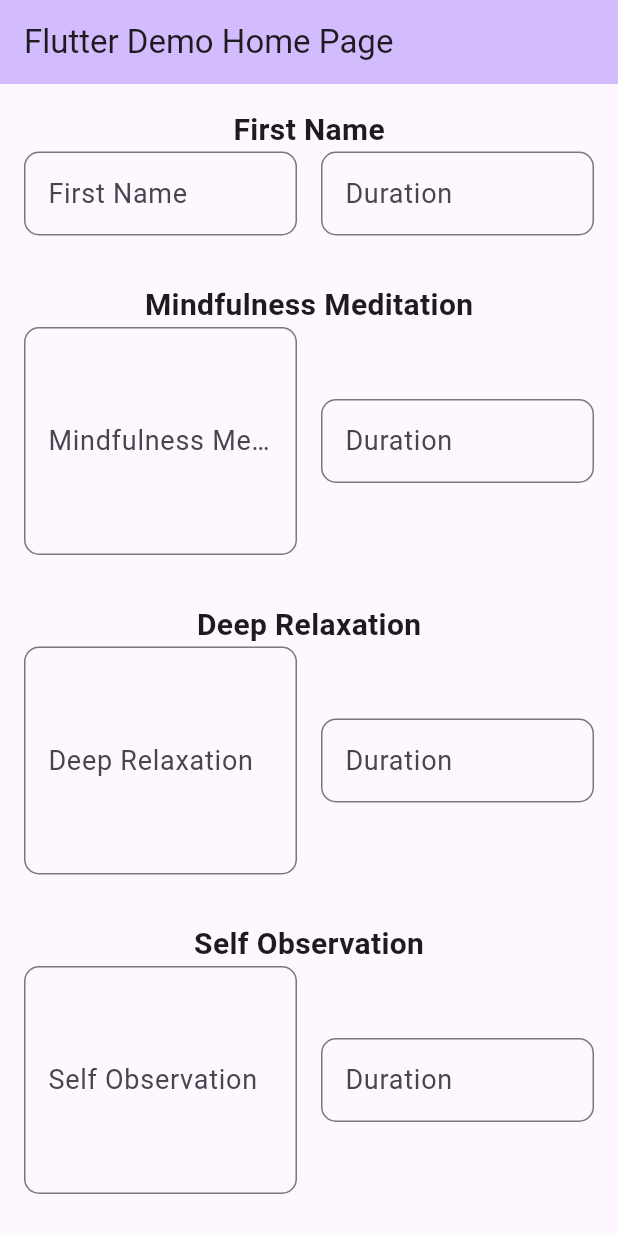
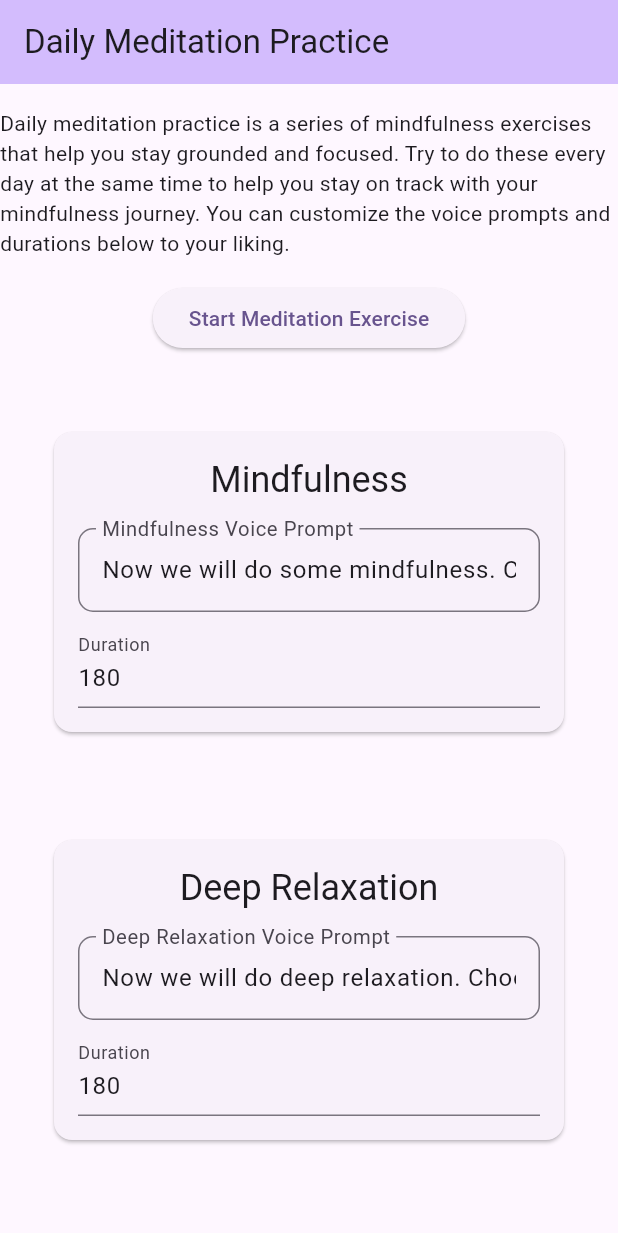
Before and after one commit to Dozer1170/mental_health_help, a Flutter app: the screen it shows after launch, on a phone screen of 412 x 824 dp. Shown: the top 1233 px of the screen. Run offline on Flutter 3.47's test engine with Material 3 defaults, Android fonts, the phone set to English and light mode, and no system bars; our stand-ins replace flutter_tts.

Commit message:
General progress

```diff
--- /dev/null
+++ b/lib/daily_meditation_practice.dart
@@ -0,0 +1,132 @@
+import 'package:flutter/material.dart';
+import 'package:flutter_tts/flutter_tts.dart';
+import 'package:mental_health_help/defaults.dart';
+import 'package:mental_health_help/strings.dart';
+import 'package:mental_health_help/styles.dart';
+
+class DailyMeditationPractice extends StatefulWidget {
+  const DailyMeditationPractice({super.key});
+
+  @override
+  State<DailyMeditationPractice> createState() => _DailyMeditationPracticeState();
+}
+
+class _DailyMeditationPracticeState extends State<DailyMeditationPractice> {
+  final _tts = FlutterTts();
+  final Map<Prompt, PromptControllers> promptControllers = {
+    mindfulness: PromptControllers(mindfulness),
+    deepRelaxation: PromptControllers(deepRelaxation),
+    selfObservation: PromptControllers(selfObservation),
+    affirmation: PromptControllers(affirmation),
+    committedAction: PromptControllers(committedAction),
+  };
+  bool _isSpeaking = false;
+
+  @override
+  Widget build(BuildContext context) {
+    return Scaffold(
+      appBar: AppBar(
+        backgroundColor: Theme.of(context).colorScheme.inversePrimary,
+        title: const Text(dailyPracticeHeader),
+      ),
+      body: SingleChildScrollView(
+        child: Center(
+          child: ConstrainedBox(
+            constraints: const BoxConstraints(maxWidth: 600),
+            child: _mainColumn,
+          ),
+        ),
+      ),
+    );
+  }
+
+  Widget get _mainColumn => Column(
+        mainAxisAlignment: MainAxisAlignment.center,
+        children: <Widget>[
+          const SizedBox(height: md),
+          Text(dailyPracticeDescription, style: Theme.of(context).textTheme.bodyMedium),
+          const SizedBox(height: md),
+          ElevatedButton(
+            onPressed: _onStartMeditationButtonPressed,
+            child: Text(_isSpeaking ? stopMeditationExercise : startMeditationExercise),
+          ),
+          const SizedBox(height: md),
+          // For each pompt, build a text field for the prompt and a text field for the duration
+          Column(
+            children: promptControllers.entries.map((entry) => buildPromptField(prompt: entry.key)).toList(),
+          ),
+        ],
+      );
+
+  Widget buildPromptField({
+    required Prompt prompt,
+    int lines = 1,
+  }) {
+    final controllers = promptControllers[prompt];
+    if (controllers == null) {
+      throw Exception('No controllers found for $prompt.promptText');
+    }
+
+    return Padding(
+      padding: lgEdge,
+      child: Card(
+        child: Padding(
+          padding: mdEdge,
+          child: Column(
+            children: <Widget>[
+              Text(prompt.title, style: Theme.of(context).textTheme.headlineSmall),
+              const SizedBox(height: md),
+              TextField(
+                controller: controllers.promptController,
+                minLines: lines,
+                maxLines: lines,
+                decoration: buildInputDecoration('${prompt.title} Voice Prompt'),
+              ),
+              const SizedBox(height: sm),
+              TextField(
+                controller: controllers.durationController,
+                keyboardType: TextInputType.number,
+                decoration: const InputDecoration(
+                  labelText: 'Duration',
+                ),
+              ),
+            ],
+          ),
+        ),
+      ),
+    );
+  }
+
+  void _onStartMeditationButtonPressed() {
+    setState(() {
+      if (_isSpeaking) {
+        _tts.stop();
+        _isSpeaking = false;
+        return;
+      }
+
+      _isSpeaking = true;
+      // Speak the prompts one at a time
+      promptControllers.forEach((prompt, controllers) async {
+        final promptText = controllers.promptController.text;
+        final duration = int.tryParse(controllers.durationController.text) ?? 0;
+        if (promptText.isNotEmpty && duration > 0) {
+          _tts.speak(promptText);
+          // Wait for the duration before speaking the next prompt
+          await Future.delayed(Duration(seconds: duration));
+        }
+      });
+    });
+  }
+}
+
+class PromptControllers {
+  final TextEditingController promptController = TextEditingController();
+  final TextEditingController durationController = TextEditingController();
+  final Prompt prompt;
+
+  PromptControllers(this.prompt) {
+    promptController.text = prompt.promptText;
+    durationController.text = prompt.duration.toString();
+  }
+}
--- a/lib/defaults.dart
+++ b/lib/defaults.dart
@@ -1,31 +1,44 @@
-class Defaults {
-  static final PromptDefault welcomeDailyPractice = PromptDefault(_welcomeDailyPractice, 0);
-  static final PromptDefault deepBreath = PromptDefault(_deepBreath, 0);
-  static final PromptDefault mindfulness = PromptDefault(_mindfulness, 0);
-  static final PromptDefault deepRelaxation = PromptDefault(_deepRelaxation, 0);
-  static final PromptDefault selfObservation = PromptDefault(_selfObservation, 0);
-  static final PromptDefault affirmation = PromptDefault(_affirmation, 0);
-  static final PromptDefault committedAction = PromptDefault(_committedAction, 0);
-  static final PromptDefault congratulations = PromptDefault(_congratulations, 0);
+final Prompt welcomeDailyPractice = Prompt(_welcomeDailyPracticeTitle, _welcomeDailyPractice, 0);
+final Prompt deepBreath = Prompt(_deepBreathTitle, _deepBreath, 15);
+final Prompt mindfulness = Prompt(_mindfulnessTitle, _mindfulness, 180);
+final Prompt deepRelaxation = Prompt(_deepRelaxationTitle, _deepRelaxation, 180);
+final Prompt selfObservation = Prompt(_selfObservationTitle, _selfObservation, 180);
+final Prompt affirmation = Prompt(_affirmationTitle, _affirmation, 180);
+final Prompt committedAction = Prompt(_committedActionTitle, _committedAction, 20);
+final Prompt congratulations = Prompt(_congratulationsTitle, _congratulations, 0);
 
-  static const String _welcomeDailyPractice = 'Welcome to your daily practice Eric.';
-  static const String _deepBreath = 'Take a deep breath and settle in.';
-  static const String _mindfulness =
-      'Now we will do some mindfulness. Choose mindful breathing or wise mind meditation.';
-  static const String _deepRelaxation =
-      'Now we will do deep relaxation. Choose cue-controlled relaxation, band of light, safe-place visualization, or progressive muscle relaxation.';
-  static const String _selfObservation =
-      'Now we will do self observation. Choose thought defusion, judgement defusion,  or be mindful of emotions without judgement.';
-  static const String _affirmation =
-      'Now we will do affirmation. Some examples are I am learning every day, I can do this, I have grown so much, I am doing the best I can, I love the people in my life, I love me, or My actions are in line with my values.';
-  static const String _committedAction =
-      "Select a committed action. Some examples are physical health, read self help, be assertive about a problem, use problem solving, spend quality time with kids, do something you enjoy, use beginner's mind, use radical acceptance, use FLAME, improve your physical space, use REST.";
-  static const String _congratulations = 'Well done Eric, you have completed your daily practice. See you tomorrow.';
-}
+const String _welcomeDailyPractice = 'Welcome to your daily practice Eric.';
+const String _welcomeDailyPracticeTitle = 'Welcome';
 
-class PromptDefault {
-  final String prompt;
+const String _deepBreath = 'Take a deep breath and settle in.';
+const String _deepBreathTitle = 'Deep Breath';
+
+const String _mindfulness = 'Now we will do some mindfulness. Choose mindful breathing or wise mind meditation.';
+const String _mindfulnessTitle = 'Mindfulness';
+
+const String _deepRelaxation =
+    'Now we will do deep relaxation. Choose cue-controlled relaxation, band of light, safe-place visualization, or progressive muscle relaxation.';
+const String _deepRelaxationTitle = 'Deep Relaxation';
+
+const String _selfObservation =
+    'Now we will do self observation. Choose thought defusion, judgement defusion,  or be mindful of emotions without judgement.';
+const String _selfObservationTitle = 'Self Observation';
+
+const String _affirmation =
+    'Now we will do affirmation. Some examples are I am learning every day, I can do this, I have grown so much, I am doing the best I can, I love the people in my life, I love me, or My actions are in line with my values.';
+const String _affirmationTitle = 'Affirmation';
+
+const String _committedAction =
+    "Select a committed action. Some examples are physical health, read self help, be assertive about a problem, use problem solving, spend quality time with kids, do something you enjoy, use beginner's mind, use radical acceptance, use FLAME, improve your physical space, use REST.";
+const String _committedActionTitle = "Committed Action";
+
+const String _congratulations = 'Well done 1, you have completed your daily practice. See you tomorrow.';
+const String _congratulationsTitle = 'Congratulations';
+
+class Prompt {
+  final String title;
+  final String promptText;
   final int duration;
 
-  PromptDefault(this.prompt, this.duration);
+  Prompt(this.title, this.promptText, this.duration);
 }
--- a/lib/main.dart
+++ b/lib/main.dart
@@ -1,5 +1,6 @@
 import 'package:flutter/material.dart';
-import 'package:mental_health_help/my_home_page.dart';
+import 'package:mental_health_help/daily_meditation_practice.dart';
+import 'package:mental_health_help/strings.dart';
 
 void main() {
   runApp(const MyApp());
@@ -11,12 +12,12 @@ class MyApp extends StatelessWidget {
   @override
   Widget build(BuildContext context) {
     return MaterialApp(
-      title: 'Flutter Demo',
+      title: appName,
       theme: ThemeData(
         colorScheme: ColorScheme.fromSeed(seedColor: Colors.deepPurple),
         useMaterial3: true,
       ),
-      home: const DailyMeditationPractice(title: 'Flutter Demo Home Page'),
+      home: const DailyMeditationPractice(),
     );
   }
 }
--- a/lib/my_home_page.dart
+++ /dev/null
@@ -1,112 +0,0 @@
-import 'package:flutter/material.dart';
-import 'package:flutter_tts/flutter_tts.dart';
-import 'package:mental_health_help/styles.dart';
-
-class DailyMeditationPractice extends StatefulWidget {
-  const DailyMeditationPractice({super.key, required this.title});
-
-  final String title;
-
-  @override
-  State<DailyMeditationPractice> createState() => _DailyMeditationPracticeState();
-}
-
-class _DailyMeditationPracticeState extends State<DailyMeditationPractice> {
-  final tts = FlutterTts();
-  //TODO use defaults
-  final Map<String, PromptControllers> meditationInfoMap = {
-    'First Name': PromptControllers(
-      promptController: TextEditingController(),
-      durationController: TextEditingController(),
-    ),
-    'Mindfulness Meditation': PromptControllers(
-      promptController: TextEditingController(),
-      durationController: TextEditingController(),
-    ),
-    'Deep Relaxation': PromptControllers(
-      promptController: TextEditingController(),
-      durationController: TextEditingController(),
-    ),
-    'Self Observation': PromptControllers(
-      promptController: TextEditingController(),
-      durationController: TextEditingController(),
-    ),
-    'Committed Action': PromptControllers(
-      promptController: TextEditingController(),
-      durationController: TextEditingController(),
-    ),
-  };
-
-  @override
-  Widget build(BuildContext context) {
-    return Scaffold(
-      appBar: AppBar(
-        backgroundColor: Theme.of(context).colorScheme.inversePrimary,
-        title: Text(widget.title),
-      ),
-      body: SingleChildScrollView(
-        child: Column(
-          mainAxisAlignment: MainAxisAlignment.center,
-          children: <Widget>[
-            //TODO use defaults
-            buildTextField(labelText: 'First Name', duration: 2),
-            buildTextField(labelText: 'Mindfulness Meditation', lines: 5, duration: 180),
-            buildTextField(labelText: 'Deep Relaxation', lines: 5, duration: 180),
-            buildTextField(labelText: 'Self Observation', lines: 5, duration: 180),
-            buildTextField(labelText: 'Committed Action', lines: 5, duration: 20),
-          ],
-        ),
-      ),
-    );
-  }
-
-  Widget buildTextField({
-    required String labelText,
-    required int duration,
-    String? defaultText,
-    int lines = 1,
-  }) {
-    final controllers = meditationInfoMap[labelText];
-    if (controllers == null) {
-      throw Exception('No controllers found for $labelText');
-    }
-
-    return Padding(
-      padding: mdEdge,
-      child: Column(
-        mainAxisAlignment: MainAxisAlignment.center,
-        children: <Widget>[
-          Text(labelText, style: labelTextStyle),
-          Row(
-            children: [
-              Expanded(
-                child: TextField(
-                  controller: controllers.promptController,
-                  minLines: lines,
-                  maxLines: lines,
-                  decoration: buildInputDecoration(labelText),
-                ),
-              ),
-              const SizedBox(width: md),
-              Expanded(
-                child: TextField(
-                  decoration: buildInputDecoration('Duration'),
-                ),
-              ),
-            ],
-          ),
-        ],
-      ),
-    );
-  }
-}
-
-class PromptControllers {
-  final TextEditingController promptController;
-  final TextEditingController durationController;
-
-  PromptControllers({
-    required this.promptController,
-    required this.durationController,
-  });
-}
--- /dev/null
+++ b/lib/strings.dart
@@ -0,0 +1,6 @@
+const String dailyPracticeHeader = 'Daily Meditation Practice';
+const String dailyPracticeDescription =
+    'Daily meditation practice is a series of mindfulness exercises that help you stay grounded and focused. Try to do these every day at the same time to help you stay on track with your mindfulness journey. You can customize the voice prompts and durations below to your liking.';
+const String startMeditationExercise = 'Start Meditation Exercise';
+const String stopMeditationExercise = 'Stop Meditation Exercise';
+const String appName = 'Mental Health Help';
--- a/lib/styles.dart
+++ b/lib/styles.dart
@@ -7,11 +7,7 @@ const double lg = 32.0;
 const smEdge = EdgeInsets.all(8.0);
 const mdEdge = EdgeInsets.all(16.0);
 const lgEdge = EdgeInsets.all(32.0);
-
-const TextStyle labelTextStyle = TextStyle(
-  fontSize: 20,
-  fontWeight: FontWeight.bold,
-);
+const xlEdge = EdgeInsets.all(64.0);
 
 InputDecoration buildInputDecoration(String labelText) {
   return InputDecoration(
```
